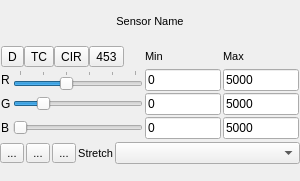
Qt form timeseriesviewer/ui/mapviewrendersettings.ui (jakimowb/eo-time-series-viewer) before a commit.
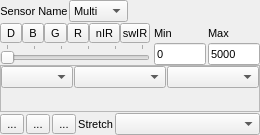
The same form after that commit. Icons and pictures are not drawn. Custom widgets are drawn as their Qt base class.

The edit to the form file:
```diff
--- a/timeseriesviewer/ui/mapviewrendersettings.ui
+++ b/timeseriesviewer/ui/mapviewrendersettings.ui
@@ -6,8 +6,8 @@
    <rect>
     <x>0</x>
     <y>0</y>
-    <width>300</width>
-    <height>181</height>
+    <width>260</width>
+    <height>135</height>
    </rect>
   </property>
   <property name="sizePolicy">
@@ -19,13 +19,13 @@
   <property name="minimumSize">
    <size>
     <width>260</width>
-    <height>160</height>
+    <height>135</height>
    </size>
   </property>
   <property name="maximumSize">
    <size>
-    <width>300</width>
-    <height>181</height>
+    <width>260</width>
+    <height>151</height>
    </size>
   </property>
   <property name="font">
@@ -47,11 +47,13 @@
   </property>
   <layout class="QVBoxLayout" name="verticalLayout">
    <property name="spacing">
-    <number>2</number>
+    <number>1</number>
    </property>
    <property name="margin">
     <number>0</number>
    </property>
+   <item>
+    <layout class="QHBoxLayout" name="horizontalLayout_2">
    <item>
     <widget class="QLabel" name="labelTitle">
      <property name="font">
@@ -63,6 +65,9 @@
        <kerning>true</kerning>
       </font>
      </property>
+       <property name="toolTip">
+        <string>Sensor name</string>
+       </property>
      <property name="text">
       <string>Sensor Name</string>
      </property>
@@ -72,30 +77,112 @@
     </widget>
    </item>
    <item>
-    <layout class="QGridLayout" name="gridLayout">
-     <property name="margin">
-      <number>1</number>
-     </property>
-     <property name="spacing">
-      <number>2</number>
-     </property>
-     <item row="1" column="0">
-      <widget class="QLabel" name="labelRed">
+      <widget class="QComboBox" name="cbRenderType">
+       <property name="maximumSize">
+        <size>
+         <width>60</width>
+         <height>16777215</height>
+        </size>
+       </property>
+       <item>
+        <property name="text">
+         <string>Multi</string>
+        </property>
+       </item>
+       <item>
+        <property name="text">
+         <string>Single</string>
+        </property>
+       </item>
+      </widget>
+     </item>
+     <item>
+      <widget class="QLabel" name="labelSummary">
+       <property name="sizePolicy">
+        <sizepolicy hsizetype="Preferred" vsizetype="Fixed">
+         <horstretch>0</horstretch>
+         <verstretch>0</verstretch>
+        </sizepolicy>
+       </property>
+       <property name="minimumSize">
+        <size>
+         <width>0</width>
+         <height>15</height>
+        </size>
+       </property>
        <property name="font">
         <font>
-         <pointsize>9</pointsize>
+         <pointsize>8</pointsize>
         </font>
        </property>
-       <property name="styleSheet">
-        <string notr="true"/>
-       </property>
        <property name="text">
-        <string>R</string>
+        <string>&lt;RGB Bands&gt;</string>
        </property>
       </widget>
      </item>
-     <item row="2" column="1">
-      <widget class="QSlider" name="sliderGreen">
+     <item>
+      <spacer name="horizontalSpacer_2">
+       <property name="orientation">
+        <enum>Qt::Horizontal</enum>
+       </property>
+       <property name="sizeHint" stdset="0">
+        <size>
+         <width>40</width>
+         <height>20</height>
+        </size>
+       </property>
+      </spacer>
+     </item>
+    </layout>
+   </item>
+   <item>
+    <widget class="QStackedWidget" name="stackedWidget">
+     <property name="minimumSize">
+      <size>
+       <width>250</width>
+       <height>0</height>
+      </size>
+     </property>
+     <property name="frameShape">
+      <enum>QFrame::NoFrame</enum>
+     </property>
+     <property name="currentIndex">
+      <number>1</number>
+     </property>
+     <widget class="QWidget" name="pageMultiBand">
+      <layout class="QGridLayout" name="gridLayout_2">
+       <property name="leftMargin">
+        <number>2</number>
+       </property>
+       <property name="topMargin">
+        <number>0</number>
+       </property>
+       <property name="rightMargin">
+        <number>2</number>
+       </property>
+       <property name="bottomMargin">
+        <number>0</number>
+       </property>
+       <property name="horizontalSpacing">
+        <number>2</number>
+       </property>
+       <property name="verticalSpacing">
+        <number>0</number>
+       </property>
+       <item row="1" column="1">
+        <widget class="QSlider" name="sliderRed">
+         <property name="sizePolicy">
+          <sizepolicy hsizetype="Preferred" vsizetype="Fixed">
+           <horstretch>1</horstretch>
+           <verstretch>0</verstretch>
+          </sizepolicy>
+         </property>
+         <property name="minimumSize">
+          <size>
+           <width>0</width>
+           <height>0</height>
+          </size>
+         </property>
        <property name="styleSheet">
         <string notr="true"/>
        </property>
@@ -106,43 +193,43 @@
         <number>6</number>
        </property>
        <property name="value">
-        <number>2</number>
+          <number>3</number>
        </property>
        <property name="orientation">
         <enum>Qt::Horizontal</enum>
        </property>
        <property name="tickPosition">
-        <enum>QSlider::NoTicks</enum>
+          <enum>QSlider::TicksAbove</enum>
        </property>
        <property name="tickInterval">
         <number>1</number>
        </property>
       </widget>
      </item>
-     <item row="3" column="1">
-      <widget class="QSlider" name="sliderBlue">
-       <property name="minimum">
-        <number>1</number>
-       </property>
-       <property name="maximum">
-        <number>6</number>
-       </property>
-       <property name="orientation">
-        <enum>Qt::Horizontal</enum>
-       </property>
-       <property name="tickPosition">
-        <enum>QSlider::NoTicks</enum>
-       </property>
-       <property name="tickInterval">
-        <number>1</number>
-       </property>
-      </widget>
-     </item>
-     <item row="3" column="2">
-      <widget class="QLineEdit" name="tbBlueMin">
+       <item row="0" column="2">
+        <widget class="QLabel" name="labelMax">
+         <property name="text">
+          <string>Min</string>
+         </property>
+        </widget>
+       </item>
+       <item row="1" column="2">
+        <widget class="QLineEdit" name="tbRedMin">
+         <property name="sizePolicy">
+          <sizepolicy hsizetype="Preferred" vsizetype="Fixed">
+           <horstretch>0</horstretch>
+           <verstretch>0</verstretch>
+          </sizepolicy>
+         </property>
+         <property name="minimumSize">
+          <size>
+           <width>50</width>
+           <height>0</height>
+          </size>
+         </property>
        <property name="font">
         <font>
-         <pointsize>9</pointsize>
+           <pointsize>8</pointsize>
         </font>
        </property>
        <property name="text">
@@ -154,7 +241,7 @@
       <widget class="QLineEdit" name="tbGreenMin">
        <property name="font">
         <font>
-         <pointsize>9</pointsize>
+           <pointsize>8</pointsize>
         </font>
        </property>
        <property name="text">
@@ -162,24 +249,6 @@
        </property>
       </widget>
      </item>
-     <item row="3" column="3">
-      <widget class="QLineEdit" name="tbBlueMax">
-       <property name="sizePolicy">
-        <sizepolicy hsizetype="Preferred" vsizetype="Fixed">
-         <horstretch>0</horstretch>
-         <verstretch>0</verstretch>
-        </sizepolicy>
-       </property>
-       <property name="font">
-        <font>
-         <pointsize>9</pointsize>
-        </font>
-       </property>
-       <property name="text">
-        <string>5000</string>
-       </property>
-      </widget>
-     </item>
      <item row="1" column="3">
       <widget class="QLineEdit" name="tbRedMax">
        <property name="sizePolicy">
@@ -196,25 +265,7 @@
        </property>
        <property name="font">
         <font>
-         <pointsize>9</pointsize>
-        </font>
-       </property>
-       <property name="text">
-        <string>5000</string>
-       </property>
-      </widget>
-     </item>
-     <item row="2" column="3">
-      <widget class="QLineEdit" name="tbGreenMax">
-       <property name="sizePolicy">
-        <sizepolicy hsizetype="Preferred" vsizetype="Fixed">
-         <horstretch>0</horstretch>
-         <verstretch>0</verstretch>
-        </sizepolicy>
-       </property>
-       <property name="font">
-        <font>
-         <pointsize>9</pointsize>
+           <pointsize>8</pointsize>
         </font>
        </property>
        <property name="text">
@@ -229,27 +280,47 @@
        </property>
       </widget>
      </item>
-     <item row="0" column="2">
-      <widget class="QLabel" name="labelMax">
+       <item row="2" column="3">
+        <widget class="QLineEdit" name="tbGreenMax">
+         <property name="sizePolicy">
+          <sizepolicy hsizetype="Preferred" vsizetype="Fixed">
+           <horstretch>0</horstretch>
+           <verstretch>0</verstretch>
+          </sizepolicy>
+         </property>
+         <property name="font">
+          <font>
+           <pointsize>8</pointsize>
+          </font>
+         </property>
        <property name="text">
-        <string>Min</string>
+          <string>5000</string>
        </property>
       </widget>
      </item>
-     <item row="1" column="1">
-      <widget class="QSlider" name="sliderRed">
+       <item row="2" column="0">
+        <widget class="QLabel" name="labelGreen">
+         <property name="font">
+          <font>
+           <pointsize>8</pointsize>
+          </font>
+         </property>
+         <property name="styleSheet">
+          <string notr="true"/>
+         </property>
+         <property name="text">
+          <string>G</string>
+         </property>
+        </widget>
+       </item>
+       <item row="2" column="1">
+        <widget class="QSlider" name="sliderGreen">
        <property name="sizePolicy">
-        <sizepolicy hsizetype="Expanding" vsizetype="Fixed">
-         <horstretch>1</horstretch>
+          <sizepolicy hsizetype="Preferred" vsizetype="Fixed">
+           <horstretch>0</horstretch>
          <verstretch>0</verstretch>
         </sizepolicy>
        </property>
-       <property name="minimumSize">
-        <size>
-         <width>130</width>
-         <height>0</height>
-        </size>
-       </property>
        <property name="styleSheet">
         <string notr="true"/>
        </property>
@@ -260,7 +331,7 @@
         <number>6</number>
        </property>
        <property name="value">
-        <number>3</number>
+          <number>2</number>
        </property>
        <property name="orientation">
         <enum>Qt::Horizontal</enum>
@@ -273,11 +344,26 @@
        </property>
       </widget>
      </item>
+       <item row="1" column="0">
+        <widget class="QLabel" name="labelRed">
+         <property name="font">
+          <font>
+           <pointsize>8</pointsize>
+          </font>
+         </property>
+         <property name="styleSheet">
+          <string notr="true"/>
+         </property>
+         <property name="text">
+          <string>R</string>
+         </property>
+        </widget>
+       </item>
      <item row="3" column="0">
       <widget class="QLabel" name="labelBlue">
        <property name="font">
         <font>
-         <pointsize>9</pointsize>
+           <pointsize>8</pointsize>
         </font>
        </property>
        <property name="text">
@@ -285,17 +371,36 @@
        </property>
       </widget>
      </item>
-     <item row="1" column="2">
-      <widget class="QLineEdit" name="tbRedMin">
-       <property name="minimumSize">
-        <size>
-         <width>50</width>
-         <height>0</height>
-        </size>
-       </property>
+       <item row="3" column="1">
+        <widget class="QSlider" name="sliderBlue">
+         <property name="sizePolicy">
+          <sizepolicy hsizetype="Preferred" vsizetype="Fixed">
+           <horstretch>0</horstretch>
+           <verstretch>0</verstretch>
+          </sizepolicy>
+         </property>
+         <property name="minimum">
+          <number>1</number>
+         </property>
+         <property name="maximum">
+          <number>6</number>
+         </property>
+         <property name="orientation">
+          <enum>Qt::Horizontal</enum>
+         </property>
+         <property name="tickPosition">
+          <enum>QSlider::TicksAbove</enum>
+         </property>
+         <property name="tickInterval">
+          <number>1</number>
+         </property>
+        </widget>
+       </item>
+       <item row="3" column="2">
+        <widget class="QLineEdit" name="tbBlueMin">
        <property name="font">
         <font>
-         <pointsize>9</pointsize>
+           <pointsize>8</pointsize>
         </font>
        </property>
        <property name="text">
@@ -303,34 +408,50 @@
        </property>
       </widget>
      </item>
-     <item row="2" column="0">
-      <widget class="QLabel" name="labelGreen">
+       <item row="3" column="3">
+        <widget class="QLineEdit" name="tbBlueMax">
+         <property name="sizePolicy">
+          <sizepolicy hsizetype="Preferred" vsizetype="Fixed">
+           <horstretch>0</horstretch>
+           <verstretch>0</verstretch>
+          </sizepolicy>
+         </property>
        <property name="font">
         <font>
-         <pointsize>9</pointsize>
-        </font>
-       </property>
-       <property name="styleSheet">
-        <string notr="true"/>
-       </property>
+           <pointsize>8</pointsize>
+          </font>
+         </property>
        <property name="text">
-        <string>G</string>
+          <string>5000</string>
        </property>
       </widget>
      </item>
      <item row="0" column="0" colspan="2">
+        <widget class="QFrame" name="btnBarMB">
+         <property name="sizePolicy">
+          <sizepolicy hsizetype="Preferred" vsizetype="Preferred">
+           <horstretch>0</horstretch>
+           <verstretch>0</verstretch>
+          </sizepolicy>
+         </property>
+         <property name="minimumSize">
+          <size>
+           <width>150</width>
+           <height>0</height>
+          </size>
+         </property>
       <layout class="QHBoxLayout" name="horizontalLayout">
        <property name="spacing">
         <number>0</number>
        </property>
-       <property name="leftMargin">
+          <property name="margin">
         <number>0</number>
        </property>
        <item>
-        <widget class="QToolButton" name="btnDefault">
+           <widget class="QToolButton" name="btnDefaultMB">
          <property name="font">
           <font>
-           <pointsize>9</pointsize>
+              <pointsize>8</pointsize>
            <italic>false</italic>
           </font>
          </property>
@@ -346,7 +467,7 @@
         <widget class="QToolButton" name="btnTrueColor">
          <property name="font">
           <font>
-           <pointsize>9</pointsize>
+              <pointsize>8</pointsize>
            <italic>false</italic>
           </font>
          </property>
@@ -362,7 +483,7 @@
         <widget class="QToolButton" name="btnCIR">
          <property name="font">
           <font>
-           <pointsize>9</pointsize>
+              <pointsize>8</pointsize>
            <italic>false</italic>
           </font>
          </property>
@@ -378,7 +499,7 @@
         <widget class="QToolButton" name="btn453">
          <property name="font">
           <font>
-           <pointsize>9</pointsize>
+              <pointsize>8</pointsize>
            <italic>false</italic>
           </font>
          </property>
@@ -404,8 +525,276 @@
         </spacer>
        </item>
       </layout>
-     </item>
-    </layout>
+        </widget>
+       </item>
+      </layout>
+     </widget>
+     <widget class="QWidget" name="pageSingleBand">
+      <layout class="QGridLayout" name="gridLayout">
+       <property name="horizontalSpacing">
+        <number>2</number>
+       </property>
+       <property name="verticalSpacing">
+        <number>0</number>
+       </property>
+       <property name="margin">
+        <number>0</number>
+       </property>
+       <item row="3" column="1">
+        <widget class="QSlider" name="sliderSingleBand">
+         <property name="minimumSize">
+          <size>
+           <width>0</width>
+           <height>0</height>
+          </size>
+         </property>
+         <property name="maximumSize">
+          <size>
+           <width>16777215</width>
+           <height>16777215</height>
+          </size>
+         </property>
+         <property name="minimum">
+          <number>1</number>
+         </property>
+         <property name="maximum">
+          <number>6</number>
+         </property>
+         <property name="orientation">
+          <enum>Qt::Horizontal</enum>
+         </property>
+         <property name="tickPosition">
+          <enum>QSlider::TicksAbove</enum>
+         </property>
+         <property name="tickInterval">
+          <number>1</number>
+         </property>
+        </widget>
+       </item>
+       <item row="8" column="1" colspan="4">
+        <widget class="QFrame" name="frame">
+         <property name="minimumSize">
+          <size>
+           <width>0</width>
+           <height>0</height>
+          </size>
+         </property>
+         <property name="frameShape">
+          <enum>QFrame::StyledPanel</enum>
+         </property>
+         <property name="frameShadow">
+          <enum>QFrame::Raised</enum>
+         </property>
+         <layout class="QGridLayout" name="gridLayout_4">
+          <property name="horizontalSpacing">
+           <number>1</number>
+          </property>
+          <property name="verticalSpacing">
+           <number>0</number>
+          </property>
+          <property name="margin">
+           <number>0</number>
+          </property>
+          <item row="1" column="0">
+           <widget class="QgsColorRampComboBox" name="cbSingleBandColorRamp">
+            <property name="sizePolicy">
+             <sizepolicy hsizetype="Preferred" vsizetype="Fixed">
+              <horstretch>1</horstretch>
+              <verstretch>0</verstretch>
+             </sizepolicy>
+            </property>
+            <property name="maximumSize">
+             <size>
+              <width>16777215</width>
+              <height>16777215</height>
+             </size>
+            </property>
+            <property name="toolTip">
+             <string>Color ramp</string>
+            </property>
+           </widget>
+          </item>
+          <item row="1" column="2">
+           <widget class="QComboBox" name="cbSingleBandColorRampType">
+            <property name="sizePolicy">
+             <sizepolicy hsizetype="Preferred" vsizetype="Fixed">
+              <horstretch>2</horstretch>
+              <verstretch>0</verstretch>
+             </sizepolicy>
+            </property>
+            <property name="toolTip">
+             <string>Type of color ramp</string>
+            </property>
+           </widget>
+          </item>
+          <item row="1" column="3">
+           <widget class="QComboBox" name="cbSingleBandMode">
+            <property name="sizePolicy">
+             <sizepolicy hsizetype="Preferred" vsizetype="Fixed">
+              <horstretch>2</horstretch>
+              <verstretch>0</verstretch>
+             </sizepolicy>
+            </property>
+            <property name="toolTip">
+             <string>Color classification</string>
+            </property>
+           </widget>
+          </item>
+          <item row="2" column="0">
+           <spacer name="verticalSpacer">
+            <property name="orientation">
+             <enum>Qt::Vertical</enum>
+            </property>
+            <property name="sizeHint" stdset="0">
+             <size>
+              <width>20</width>
+              <height>40</height>
+             </size>
+            </property>
+           </spacer>
+          </item>
+         </layout>
+        </widget>
+       </item>
+       <item row="2" column="1">
+        <widget class="QFrame" name="bntBarSB">
+         <property name="minimumSize">
+          <size>
+           <width>150</width>
+           <height>0</height>
+          </size>
+         </property>
+         <layout class="QHBoxLayout" name="horizontalLayout_3">
+          <property name="spacing">
+           <number>0</number>
+          </property>
+          <property name="margin">
+           <number>0</number>
+          </property>
+          <item>
+           <widget class="QToolButton" name="btnSingleBandDef">
+            <property name="font">
+             <font>
+              <italic>false</italic>
+             </font>
+            </property>
+            <property name="text">
+             <string>D</string>
+            </property>
+           </widget>
+          </item>
+          <item>
+           <widget class="QToolButton" name="btnSingleBandBlue">
+            <property name="toolTip">
+             <string>Select band from visible blue</string>
+            </property>
+            <property name="text">
+             <string>B</string>
+            </property>
+           </widget>
+          </item>
+          <item>
+           <widget class="QToolButton" name="btnSingleBandGreen">
+            <property name="toolTip">
+             <string>Select band from visible green</string>
+            </property>
+            <property name="text">
+             <string>G</string>
+            </property>
+           </widget>
+          </item>
+          <item>
+           <widget class="QToolButton" name="btnSingleBandRed">
+            <property name="toolTip">
+             <string>Select band from visible red</string>
+            </property>
+            <property name="text">
+             <string>R</string>
+            </property>
+           </widget>
+          </item>
+          <item>
+           <widget class="QToolButton" name="btnSingleBandNIR">
+            <property name="toolTip">
+             <string>Select band from near infra-red</string>
+            </property>
+            <property name="text">
+             <string>nIR</string>
+            </property>
+           </widget>
+          </item>
+          <item>
+           <widget class="QToolButton" name="btnSingleBandSWIR">
+            <property name="toolTip">
+             <string>Select band from shortwave infra-red</string>
+            </property>
+            <property name="text">
+             <string>swIR</string>
+            </property>
+           </widget>
+          </item>
+         </layout>
+        </widget>
+       </item>
+       <item row="2" column="3">
+        <widget class="QLabel" name="labelMin_2">
+         <property name="text">
+          <string>Min</string>
+         </property>
+        </widget>
+       </item>
+       <item row="3" column="3">
+        <widget class="QLineEdit" name="tbSingleBandMin">
+         <property name="minimumSize">
+          <size>
+           <width>50</width>
+           <height>0</height>
+          </size>
+         </property>
+         <property name="font">
+          <font>
+           <pointsize>8</pointsize>
+          </font>
+         </property>
+         <property name="text">
+          <string>0</string>
+         </property>
+        </widget>
+       </item>
+       <item row="2" column="4">
+        <widget class="QLabel" name="labelMax_2">
+         <property name="text">
+          <string>Max</string>
+         </property>
+        </widget>
+       </item>
+       <item row="3" column="4">
+        <widget class="QLineEdit" name="tbSingleBandMax">
+         <property name="sizePolicy">
+          <sizepolicy hsizetype="Preferred" vsizetype="Fixed">
+           <horstretch>0</horstretch>
+           <verstretch>0</verstretch>
+          </sizepolicy>
+         </property>
+         <property name="minimumSize">
+          <size>
+           <width>50</width>
+           <height>0</height>
+          </size>
+         </property>
+         <property name="font">
+          <font>
+           <pointsize>8</pointsize>
+          </font>
+         </property>
+         <property name="text">
+          <string>5000</string>
+         </property>
+        </widget>
+       </item>
+      </layout>
+     </widget>
+    </widget>
    </item>
    <item>
     <layout class="QHBoxLayout" name="horizontalLayout_4">
@@ -470,39 +859,15 @@
        </property>
        <property name="font">
         <font>
-         <pointsize>9</pointsize>
-        </font>
-       </property>
-      </widget>
-     </item>
-    </layout>
-   </item>
-   <item>
-    <widget class="QLabel" name="labelSummary">
-     <property name="sizePolicy">
-      <sizepolicy hsizetype="Preferred" vsizetype="Fixed">
-       <horstretch>0</horstretch>
-       <verstretch>0</verstretch>
-      </sizepolicy>
-     </property>
-     <property name="minimumSize">
-      <size>
-       <width>0</width>
-       <height>15</height>
-      </size>
-     </property>
-     <property name="font">
-      <font>
        <pointsize>8</pointsize>
       </font>
      </property>
-     <property name="text">
-      <string>&lt;RGB Bands&gt;</string>
-     </property>
     </widget>
    </item>
   </layout>
-  <action name="actionSetDefault">
+   </item>
+  </layout>
+  <action name="actionSetDefaultMB">
    <property name="text">
     <string>Def</string>
    </property>
@@ -570,15 +935,44 @@
     <string>Apply Style</string>
    </property>
   </action>
+  <action name="actionSetR">
+   <property name="text">
+    <string>R</string>
+   </property>
+  </action>
+  <action name="actionSetG">
+   <property name="text">
+    <string>G</string>
+   </property>
+  </action>
+  <action name="actionSetB">
+   <property name="text">
+    <string>B</string>
+   </property>
+  </action>
+  <action name="actionSetNIR">
+   <property name="text">
+    <string>nIR</string>
+   </property>
+  </action>
+  <action name="actionSetSWIR">
+   <property name="text">
+    <string>swIR</string>
+   </property>
+  </action>
+  <action name="actionSetDefaultSB">
+   <property name="text">
+    <string>Def</string>
+   </property>
+  </action>
  </widget>
- <tabstops>
-  <tabstop>tbRedMin</tabstop>
-  <tabstop>tbGreenMin</tabstop>
-  <tabstop>tbBlueMin</tabstop>
-  <tabstop>tbRedMax</tabstop>
-  <tabstop>tbGreenMax</tabstop>
-  <tabstop>tbBlueMax</tabstop>
- </tabstops>
+ <customwidgets>
+  <customwidget>
+   <class>QgsColorRampComboBox</class>
+   <extends>QComboBox</extends>
+   <header>qgscolorrampcombobox.h</header>
+  </customwidget>
+ </customwidgets>
  <resources>
   <include location="resources.qrc"/>
  </resources>
```
Left out of the diff: 19 changed lines with no effect on the pictures. Lines whose indentation alone changed are shown as unchanged.
